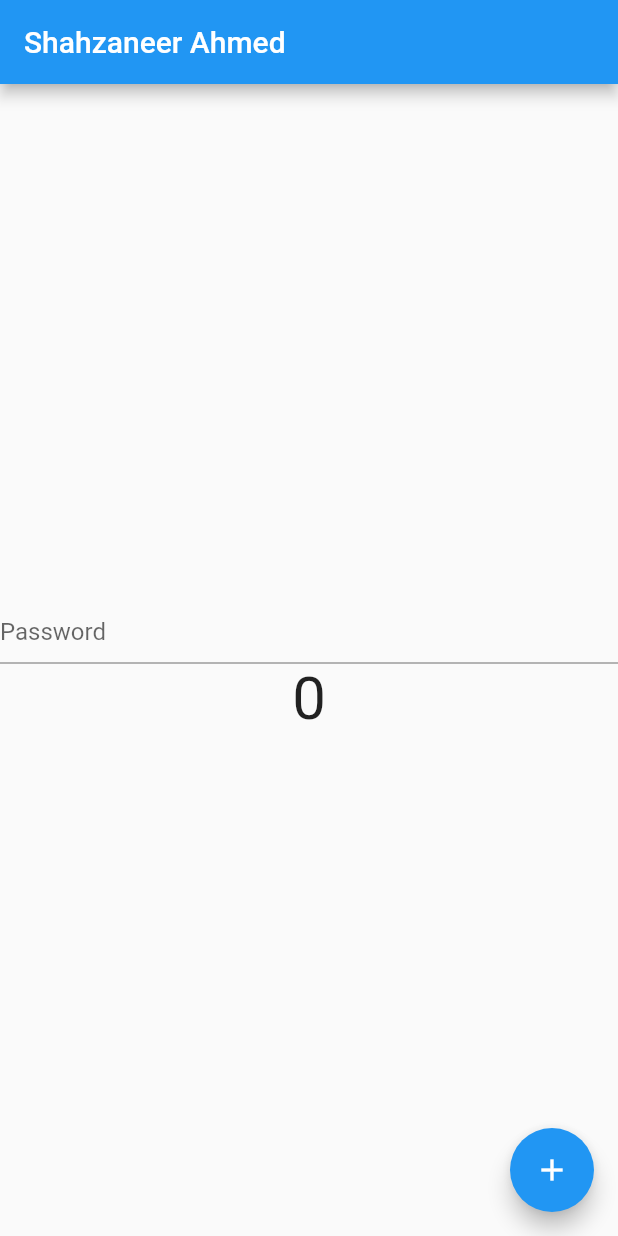
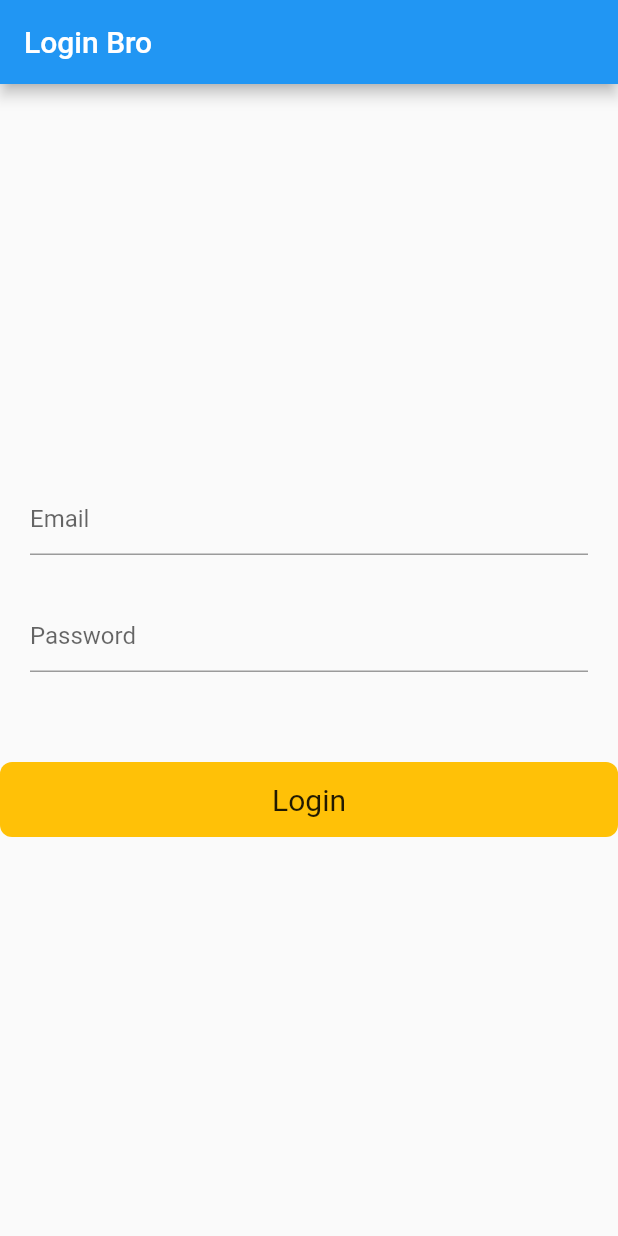
Before and after one commit to shahzaneer/FlutterXProvider, a Flutter app: the screen it shows after launch, on a phone screen of 412 x 824 dp. Run offline on Flutter 3.47's test engine with Material 2 defaults, Android fonts, the phone set to English and light mode, and no system bars.

Commit message:
provider final commit

```diff
--- /dev/null
+++ b/new_app/lib/RestApiWithProvider/auth_provider.dart
@@ -0,0 +1,34 @@
+import 'package:flutter/foundation.dart';
+import 'package:http/http.dart' as http;
+import 'package:http/http.dart';
+
+class AuthProvider with ChangeNotifier {
+  bool _isLoading = false;
+
+  bool get isLoading => _isLoading;
+
+  void setLoading(bool value) {
+    _isLoading = value;
+    notifyListeners();
+  }
+
+  void login(String email, String password) async {
+    setLoading(true);
+    try {
+      Response response = await http.post(
+          Uri.parse("https://reqres.in/api/login"),
+          body: {"email": email, "password": password});
+
+      if (response.statusCode == 200) {
+        setLoading(false);
+        print("Success");
+      } else {
+        setLoading(false);
+        print("Unsuccessful");
+      }
+    } catch (e) {
+      setLoading(false);
+      print(e.toString());
+    }
+  }
+}
--- /dev/null
+++ b/new_app/lib/RestApiWithProvider/loginApp.dart
@@ -0,0 +1,82 @@
+import 'package:flutter/material.dart';
+import 'package:new_app/RestApiWithProvider/auth_provider.dart';
+import 'package:provider/provider.dart';
+
+class LoginApp extends StatefulWidget {
+  const LoginApp({super.key});
+
+  @override
+  State<LoginApp> createState() => _LoginAppState();
+}
+
+class _LoginAppState extends State<LoginApp> {
+  TextEditingController email = TextEditingController();
+  TextEditingController password = TextEditingController();
+
+  @override
+  Widget build(BuildContext context) {
+    return MultiProvider(
+      providers: [ChangeNotifierProvider(create: (_) => AuthProvider())],
+      child: Builder(builder: (BuildContext context) {
+        final authProvider = Provider.of<AuthProvider>(context);
+        return MaterialApp(
+          home: Scaffold(
+            appBar: AppBar(
+              title: const Text("Login Bro"),
+            ),
+            body: Column(
+              mainAxisAlignment: MainAxisAlignment.center,
+              crossAxisAlignment: CrossAxisAlignment.center,
+              children: [
+                Padding(
+                  padding: const EdgeInsets.symmetric(horizontal: 20.0),
+                  child: TextFormField(
+                    obscureText: false,
+                    decoration: const InputDecoration(
+                      hintText: "Email",
+                    ),
+                  ),
+                ),
+                const SizedBox(
+                  height: 30.0,
+                ),
+                Padding(
+                  padding: const EdgeInsets.symmetric(horizontal: 20.0),
+                  child: TextFormField(
+                    obscureText: true,
+                    decoration: const InputDecoration(hintText: "Password"),
+                  ),
+                ),
+                const SizedBox(
+                  height: 60.0,
+                ),
+                InkWell(
+                  onTap: () {
+                    authProvider.login(
+                        email.text.toString(), password.text.toString());
+                  },
+                  child: Container(
+                    padding: const EdgeInsets.symmetric(horizontal: 20.0),
+                    height: 50.0,
+                    width: 500,
+                    decoration: BoxDecoration(
+                      borderRadius: BorderRadius.circular(8),
+                      color: Colors.amber,
+                    ),
+                    child: Center(
+                      child: authProvider.isLoading
+                          ? const CircularProgressIndicator(
+                              color: Colors.white,
+                            )
+                          : const Text("Login" , style: TextStyle(fontSize: 20.0),),
+                    ),
+                  ),
+                ),
+              ],
+            ),
+          ),
+        );
+      }),
+    );
+  }
+}
--- a/new_app/lib/main.dart
+++ b/new_app/lib/main.dart
@@ -1,10 +1,11 @@
 import 'package:flutter/material.dart';
 import 'package:new_app/Counter.dart';
 import 'package:new_app/CounterProvider.dart';
+import 'package:new_app/RestApiWithProvider/loginApp.dart';
 import 'package:provider/provider.dart';
 
 void main() {
-  runApp(const RunningApp());
+  runApp(const LoginApp());
 }
 
 class RunningApp extends StatelessWidget {
--- a/new_app/pubspec.yaml
+++ b/new_app/pubspec.yaml
@@ -36,7 +36,9 @@ dependencies:
   # The following adds the Cupertino Icons font to your application.
   # Use with the CupertinoIcons class for iOS style icons.
   cupertino_icons: ^1.0.2
-  provider:
+  provider: ^6.0.4
+
+  http:
 
 dev_dependencies:
   flutter_test:
```
Also changed, not shown: new_app/pubspec.lock.
